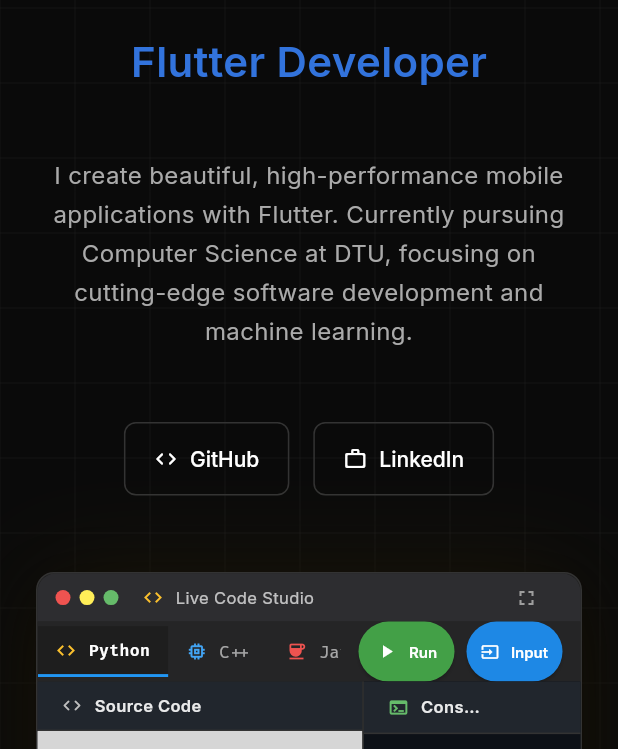
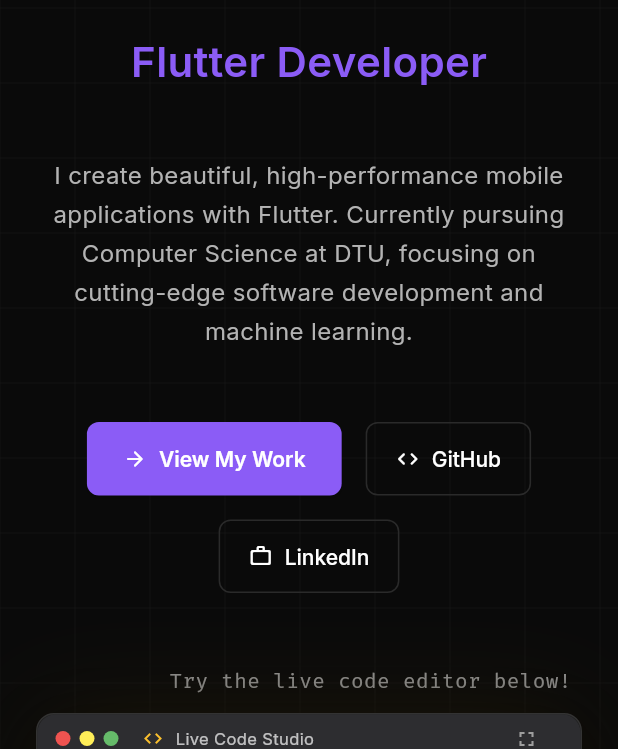
Before and after one commit to akshat2474/Portfolio, a Flutter app: the screen it shows after launch, on a phone screen of 412 x 824 dp, the part 487-1236 px from its top. Run offline on Flutter 3.47's test engine with Material 3 defaults, Android fonts, the phone set to English and light mode, and no system bars; drawn by our look-alikes of animated_text_kit; our stand-ins replace flutter_dotenv, flutter_highlight, flutter_svg, google_fonts, visibility_detector; missing offline and left inert: code_text_field, highlight; statements that could not run were skipped; grey boxes are pictures that could not be loaded.

Commit message:
fixed stuff

```diff
--- a/lib/main.dart
+++ b/lib/main.dart
@@ -2,11 +2,10 @@ import 'package:akshat_portfolio/widgets/splash_screen.dart';
 import 'package:flutter/material.dart';
 import 'package:google_fonts/google_fonts.dart';
 import 'theme/app_theme.dart';
-import 'widgets/about_me.dart' hide AppTheme;
+import 'widgets/about_me.dart' ;
 import 'widgets/technical_skills.dart';
 import 'widgets/projects.dart';
 import 'widgets/personal_interests.dart';
-import 'dart:ui';
 import 'package:flutter_dotenv/flutter_dotenv.dart';
 
 Future<void> main() async {
@@ -90,19 +89,17 @@ class _PortfolioHomeState extends State<PortfolioHome> {
         controller: _scrollController,
         slivers: [
           SliverAppBar(
-            backgroundColor: Colors.transparent, // Make app bar transparent
+            backgroundColor: Colors.transparent,
             elevation: 0,
             pinned: true,
             floating: true,
             toolbarHeight: 80,
-            flexibleSpace: ClipRRect(
-              child: BackdropFilter(
-                filter: ImageFilter.blur(sigmaX: 5, sigmaY: 5),
-                child: AnimatedContainer(
+            flexibleSpace: AnimatedContainer(
               duration: const Duration(milliseconds: 300),
               decoration: BoxDecoration(
+                // Using a solid color with opacity is much more performant than a blur.
                 color: _isScrolled
-                        ? AppTheme.backgroundColor.withValues(alpha:0.7)
+                    ? AppTheme.backgroundColor.withValues(alpha:.85)
                     : Colors.transparent,
                 border: Border(
                   bottom: BorderSide(
@@ -153,13 +150,14 @@ class _PortfolioHomeState extends State<PortfolioHome> {
                 ),
               ),
             ),
-              ),
-            ),
             titleSpacing: 0,
           ),
           SliverList(
             delegate: SliverChildListDelegate([
-              AboutMeSection(key: _aboutKey),
+              AboutMeSection(
+                key: _aboutKey,
+                onViewWorkPressed: () => _scrollToSection(_projectsKey),
+              ),
               TechnicalSkillsSection(key: _skillsKey),
               ProjectsSection(key: _projectsKey),
               PersonalInterestsSection(key: _interestsKey),
--- a/lib/widgets/about_me.dart
+++ b/lib/widgets/about_me.dart
@@ -1,6 +1,5 @@
 import 'dart:async';
 import 'dart:convert';
-import 'dart:math';
 
 import 'package:animated_text_kit/animated_text_kit.dart';
 import 'package:code_text_field/code_text_field.dart';
@@ -15,11 +14,7 @@ import 'package:http/http.dart' as http;
 import 'package:url_launcher/url_launcher.dart';
 import 'package:flutter_dotenv/flutter_dotenv.dart';
 
-
-
-
-
-
+import '../theme/app_theme.dart' as AppTheme;
 
 // --- DATA CLASS ---
 class CodeLanguage {
@@ -42,7 +37,9 @@ class CodeLanguage {
 
 // --- MAIN WIDGET: ABOUT ME SECTION ---
 class AboutMeSection extends StatelessWidget {
-  const AboutMeSection({super.key});
+  final VoidCallback onViewWorkPressed;
+
+  const AboutMeSection({super.key, required this.onViewWorkPressed});
 
   @override
   Widget build(BuildContext context) {
@@ -51,7 +48,7 @@ class AboutMeSection extends StatelessWidget {
 
     return Container(
       height: isSmallScreen ? null : screenHeight,
-      color: AppTheme.backgroundColor,
+      color: AppTheme.AppTheme.backgroundColor,
       child: Stack(
         children: [
           _buildGridPattern(),
@@ -77,11 +74,11 @@ class AboutMeSection extends StatelessWidget {
           child: _buildIntroductionText(),
         ),
         const SizedBox(width: 48),
-        const Expanded(
+        Expanded(
           flex: 2,
           child: FadeAnimation(
-            delay: Duration(milliseconds: 1200),
-            child: AdvancedCodeEditor(),
+            delay: const Duration(milliseconds: 1200),
+            child: _buildCodeEditorWithLabel(),
           ),
         ),
       ],
@@ -95,10 +92,31 @@ class AboutMeSection extends StatelessWidget {
       children: [
         _buildIntroductionText(isCentered: true),
         const SizedBox(height: 48),
-        const FadeAnimation(
-          delay: Duration(milliseconds: 1200),
-          child: AdvancedCodeEditor(),
+        FadeAnimation(
+          delay: const Duration(milliseconds: 1200),
+          child: _buildCodeEditorWithLabel(isCentered: true),
         ),
+      ],
+    );
+  }
+
+  Widget _buildCodeEditorWithLabel({bool isCentered = false}) {
+    return Column(
+      crossAxisAlignment:
+          isCentered ? CrossAxisAlignment.center : CrossAxisAlignment.start,
+      mainAxisAlignment: MainAxisAlignment.center,
+      children: [
+        Padding(
+          padding: const EdgeInsets.only(bottom: 12.0, left: 4.0),
+          child: Text(
+            "         Try the live code editor below!",
+            style: GoogleFonts.firaCode(
+              fontSize: 14,
+              color: AppTheme.AppTheme.textSecondary.withValues(alpha:0.8),
+            ),
+          ),
+        ),
+        const AdvancedCodeEditor(),
       ],
     );
   }
@@ -150,7 +168,7 @@ class AboutMeSection extends StatelessWidget {
       'Hello, I\'m',
       style: GoogleFonts.inter(
         fontSize: 18,
-        color: AppTheme.textSecondary,
+        color: AppTheme.AppTheme.textSecondary,
         fontWeight: FontWeight.w400,
       ),
     );
@@ -162,7 +180,7 @@ class AboutMeSection extends StatelessWidget {
       style: GoogleFonts.inter(
         fontSize: 64,
         fontWeight: FontWeight.bold,
-        color: AppTheme.textPrimary,
+        color: AppTheme.AppTheme.textPrimary,
         height: 1.1,
       ),
       textAlign: TextAlign.center,
@@ -174,9 +192,9 @@ class AboutMeSection extends StatelessWidget {
       height: 50,
       child: AnimatedTextKit(
         animatedTexts: [
-          _typerText('Flutter Developer', AppTheme.primaryColor),
-          _typerText('Machine Learning', AppTheme.accentBlue),
-          _typerText('Tech Innovator', AppTheme.accentGreen),
+          _typerText('Flutter Developer', AppTheme.AppTheme.primaryColor),
+          _typerText('Machine Learning', AppTheme.AppTheme.accentBlue),
+          _typerText('Tech Innovator', AppTheme.AppTheme.accentGreen),
         ],
         totalRepeatCount: 5,
         pause: const Duration(milliseconds: 2000),
@@ -205,7 +223,7 @@ class AboutMeSection extends StatelessWidget {
         style: GoogleFonts.inter(
           fontSize: 16,
           height: 1.6,
-          color: AppTheme.textSecondary,
+          color: AppTheme.AppTheme.textSecondary,
           fontWeight: FontWeight.w400,
         ),
       ),
@@ -218,6 +236,11 @@ class AboutMeSection extends StatelessWidget {
       runSpacing: 16,
       alignment: WrapAlignment.center,
       children: [
+        _buildPrimaryButton(
+          'View My Work',
+          Icons.arrow_forward_rounded,
+          onViewWorkPressed,
+        ),
         _buildSecondaryButton(
           'GitHub',
           Icons.code_rounded,
@@ -232,16 +255,31 @@ class AboutMeSection extends StatelessWidget {
     );
   }
 
+  Widget _buildPrimaryButton(
+      String text, IconData icon, VoidCallback onPressed) {
+    return ElevatedButton.icon(
+      onPressed: onPressed,
+      icon: Icon(icon, color: Colors.white, size: 16),
+      label: Text(text),
+      style: ElevatedButton.styleFrom(
+        backgroundColor: AppTheme.AppTheme.primaryColor,
+        foregroundColor: Colors.white,
+        padding: const EdgeInsets.symmetric(horizontal: 24, vertical: 16),
+        textStyle: GoogleFonts.inter(fontSize: 14, fontWeight: FontWeight.w600),
+        shape: RoundedRectangleBorder(borderRadius: BorderRadius.circular(8)),
+      ),
+    );
+  }
 
   Widget _buildSecondaryButton(
       String text, IconData icon, VoidCallback onPressed) {
     return OutlinedButton.icon(
       onPressed: onPressed,
-      icon: Icon(icon, color: AppTheme.textPrimary, size: 16),
+      icon: Icon(icon, color: AppTheme.AppTheme.textPrimary, size: 16),
       label: Text(text),
       style: OutlinedButton.styleFrom(
-        foregroundColor: AppTheme.textPrimary,
-        side: BorderSide(color: AppTheme.borderColor),
+        foregroundColor: AppTheme.AppTheme.textPrimary,
+        side: BorderSide(color: AppTheme.AppTheme.borderColor),
         padding: const EdgeInsets.symmetric(horizontal: 20, vertical: 16),
         textStyle: GoogleFonts.inter(fontSize: 14, fontWeight: FontWeight.w500),
         shape: RoundedRectangleBorder(borderRadius: BorderRadius.circular(8)),
@@ -266,7 +304,7 @@ class GridPatternPainter extends CustomPainter {
   @override
   void paint(Canvas canvas, Size size) {
     final paint = Paint()
-      ..color = AppTheme.borderColor.withValues(alpha:0.3)
+      ..color = AppTheme.AppTheme.borderColor.withValues(alpha:0.3)
       ..strokeWidth = 0.5;
 
     const spacing = 50.0;
@@ -293,7 +331,6 @@ class AdvancedCodeEditor extends StatefulWidget {
 class _AdvancedCodeEditorState extends State<AdvancedCodeEditor>
     with TickerProviderStateMixin {
   static final String _rapidApiKey = dotenv.env['API_URL'] ?? '';
-  late AnimationController _floatController;
   late final CodeController _codeController;
   late TextEditingController _inputController;
   late FocusNode _codeEditorFocusNode;
@@ -308,8 +345,8 @@ class _AdvancedCodeEditorState extends State<AdvancedCodeEditor>
       icon: Icons.code,
       judgeId: 71,
       languageMode: python,
-      template:
-"""#Click the Input button before running.
+      template: """#Click the Input button
+#before running the code
 def greet(name):
     print(f"Hello, {name}!")
 
@@ -368,10 +405,6 @@ int main() {
   void initState() {
     super.initState();
     _selectedLanguage = _languages.first;
-    _floatController = AnimationController(
-      duration: const Duration(seconds: 4),
-      vsync: this,
-    )..repeat();
     _codeController = CodeController(
       text: _selectedLanguage.template,
       language: _selectedLanguage.languageMode,
@@ -385,7 +418,6 @@ int main() {
 
   @override
   void dispose() {
-    _floatController.dispose();
     _codeController.removeListener(_updateCursorPosition);
     _codeController.dispose();
     _inputController.dispose();
@@ -411,7 +443,6 @@ int main() {
   }
 
   void _updateCursorPosition() {
-    // if (_codeController.disposed) return;
     final selection = _codeController.selection;
     if (selection.baseOffset >= 0) {
       final lines = _codeController.text.substring(0, selection.baseOffset).split('\n');
@@ -556,7 +587,6 @@ int main() {
   void _showInputModal(BuildContext context) {
     showDialog(
       context: context,
-      // FIX: Tell showDialog to use the nearest Navigator, not the root one.
       useRootNavigator: false,
       builder: (context) => AlertDialog(
         backgroundColor: const Color(0xFF1E1E1E),
@@ -601,12 +631,6 @@ int main() {
   Widget build(BuildContext context) {
     return Offstage(
       offstage: _isMaximized,
-      child: AnimatedBuilder(
-        animation: _floatController,
-        builder: (context, child) {
-          final floatOffset = sin(_floatController.value * 2 * pi) * 8;
-          return Transform.translate(offset: Offset(0, floatOffset), child: child);
-        },
       child: Container(
         width: 520,
         height: 480,
@@ -620,7 +644,6 @@ int main() {
           ],
         ),
         child: _buildEditorContent(context),
-        ),
       ),
     );
   }
@@ -952,17 +975,6 @@ int main() {
   }
 }
 
-// --- APP THEME ---
-class AppTheme {
-  static const Color backgroundColor = Color(0xFF0A0A0A);
-  static const Color textPrimary = Color(0xFFFFFFFF);
-  static const Color textSecondary = Color(0xFFAAAAAA);
-  static const Color primaryColor = Color(0xFF3273DC);
-  static const Color accentBlue = Color(0xFF32B9DC);
-  static const Color accentGreen = Color(0xFF23D160);
-  static const Color borderColor = Color(0xFF333333);
-}
-
 // --- FADE ANIMATION ---
 class FadeAnimation extends StatefulWidget {
   final Duration delay;
--- a/pubspec.yaml
+++ b/pubspec.yaml
@@ -33,4 +33,4 @@ flutter:
   uses-material-design: true
   assets:
     - assets/svg/
-    - dotenv
+    - assets/dotenv
```
Lines whose indentation alone changed are shown as unchanged.
